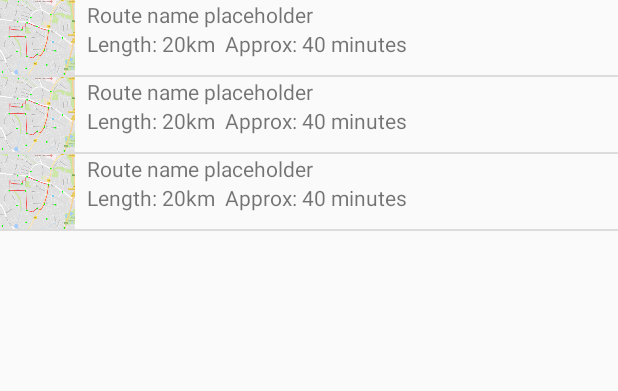
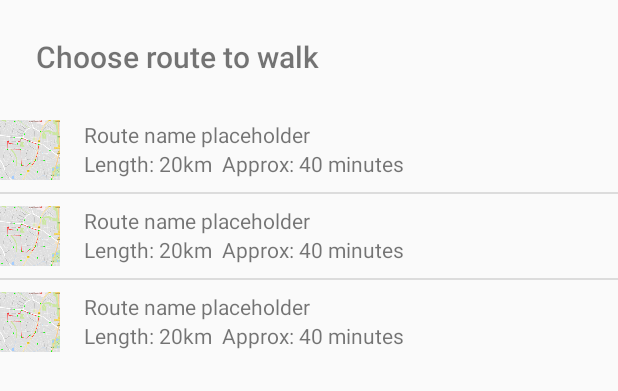
Before and after one commit to olivernybroe/SnapTrash, an Android app: the layout fragment_route.xml on its own in the app's theme, with its tools: preview values and no code run, on a phone screen of 412 x 824 dp. Shown: the top 391 px of the screen. Run offline under Robolectric (Android 15) with nearby library versions, the phone set to English and light mode, and no system bars.

Commit message:
Updated layout for route adapter.

```diff
--- a/app/src/main/java/dk/snaptrash/snaptrash/Menu/Routes/RouteAdapter.java
+++ b/app/src/main/java/dk/snaptrash/snaptrash/Menu/Routes/RouteAdapter.java
@@ -40,6 +40,7 @@ public class RouteAdapter extends ArrayAdapter<Route> {
         LocationServices.getFusedLocationProviderClient(activity).getLastLocation().addOnSuccessListener(location ->
             routeService.getRoutes(new LatLng(location.getLatitude(), location.getLongitude())).whenComplete((routes, throwable) -> {
                 if (throwable == null) {
+                    Log.e("RouteAdapter", routes.toString());
                     activity.runOnUiThread(() -> this.addAll(routes));
                 }
                 else {
--- a/app/src/main/res/layout/fragment_route.xml
+++ b/app/src/main/res/layout/fragment_route.xml
@@ -6,10 +6,32 @@
     android:layout_width="match_parent"
     android:layout_height="match_parent">
 
+    <TextView
+        android:id="@+id/title"
+        android:layout_marginTop="@dimen/dialog_margin_top"
+        android:layout_marginStart="@dimen/dialog_margin_start"
+        android:layout_marginEnd="@dimen/dialog_margin_end"
+        android:layout_width="0dp"
+        android:fontFamily="sans-serif-medium"
+        android:text="Choose route to walk"
+        app:layout_constraintStart_toStartOf="parent"
+        app:layout_constraintEnd_toEndOf="parent"
+        app:layout_constraintTop_toTopOf="parent"
+        android:textSize="@dimen/dialog_title_size"
+        android:layout_height="@dimen/dialog_title_height" />
+
     <ListView
+        app:layout_constraintTop_toBottomOf="@id/title"
+        app:layout_constraintStart_toStartOf="parent"
+        app:layout_constraintEnd_toEndOf="parent"
+        android:layout_marginStart="@dimen/dialog_margin_start"
+        android:layout_marginEnd="@dimen/dialog_margin_end"
+        android:layout_marginTop="@dimen/dialog_margin_between_title_body"
+        android:layout_marginBottom="@dimen/dialog_margin_bottom"
+        android:paddingBottom="@dimen/dialog_body_padding_bottom"
         android:id="@+id/routeAdapterView"
-        android:layout_width="match_parent"
-        android:layout_height="match_parent"
+        android:layout_width="wrap_content"
+        android:layout_height="0dp"
         tools:listitem="@layout/item_route"
     />
 </android.support.constraint.ConstraintLayout>
--- a/app/src/main/res/layout/item_route.xml
+++ b/app/src/main/res/layout/item_route.xml
@@ -2,34 +2,47 @@
 <android.support.constraint.ConstraintLayout xmlns:android="http://schemas.android.com/apk/res/android"
     xmlns:tools="http://schemas.android.com/tools"
     android:layout_width="match_parent"
-    android:layout_height="wrap_content"
+    android:layout_height="56dp"
     xmlns:app="http://schemas.android.com/apk/res-auto">
 
 
     <ImageView
+        android:paddingTop="8dp"
+        android:paddingBottom="8dp"
         android:id="@+id/imageView"
-        android:layout_width="50dp"
-        android:layout_height="50dp"
+        android:layout_width="40dp"
+        android:layout_height="56dp"
         app:layout_constraintStart_toStartOf="parent"
         android:src="@drawable/route_thumb_nail"
         />
+
+    <LinearLayout
+        android:paddingTop="8dp"
+        android:paddingBottom="8dp"
+        app:layout_constraintStart_toEndOf="@id/imageView"
+        app:layout_constraintEnd_toEndOf="parent"
+        app:layout_constraintTop_toTopOf="parent"
+        android:layout_marginStart="16dp"
+        app:layout_constraintHorizontal_bias="0"
+        android:orientation="vertical"
+        android:layout_width="wrap_content"
+        android:layout_height="56dp">
 
         <TextView
             android:id="@+id/textView"
             android:layout_width="wrap_content"
             android:layout_height="wrap_content"
             android:text="Route name placeholder"
-        app:layout_constraintStart_toStartOf="@+id/textView2"
-        app:layout_constraintTop_toTopOf="@id/imageView" />
+          />
         <TextView
             android:id="@+id/textView2"
-        android:layout_marginStart="8dp"
             android:layout_width="wrap_content"
             android:layout_height="wrap_content"
             android:text="Length: 20km  Approx: 40 minutes"
-        app:layout_constraintTop_toBottomOf="@id/textView"
-        app:layout_constraintStart_toEndOf="@id/imageView"
             />
+
+    </LinearLayout>
+
 
 
 </android.support.constraint.ConstraintLayout>
--- /dev/null
+++ b/app/src/main/res/values/dimens.xml
@@ -0,0 +1,11 @@
+<?xml version="1.0" encoding="utf-8"?>
+<resources>
+    <dimen name="dialog_title_size">20sp</dimen>
+    <dimen name="dialog_margin_start">24dp</dimen>
+    <dimen name="dialog_margin_end">24dp</dimen>
+    <dimen name="dialog_margin_between_title_body">20dp</dimen>
+    <dimen name="dialog_margin_bottom">24dp</dimen>
+    <dimen name="dialog_margin_top">24dp</dimen>
+    <dimen name="dialog_title_height">28dp</dimen>
+    <dimen name="dialog_body_padding_bottom">8dp</dimen>
+</resources>
```
Lines whose indentation alone changed are shown as unchanged.
